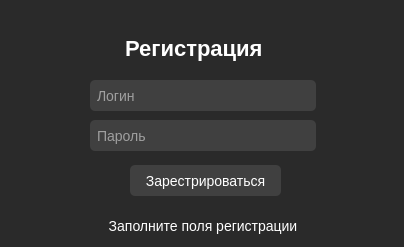
The window that window_register/window_registration.ui (b0shka/selling_apps) describes before a commit, drawn with Qt 5.
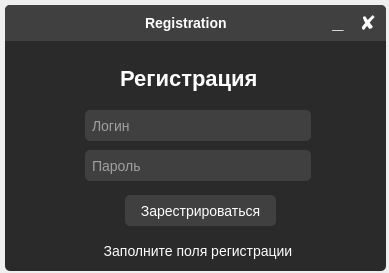
The same window after the commit.

```diff
--- a/window_register/window_registration.ui
+++ b/window_register/window_registration.ui
@@ -6,34 +6,211 @@
    <rect>
     <x>0</x>
     <y>0</y>
-    <width>404</width>
-    <height>247</height>
+    <width>389</width>
+    <height>273</height>
    </rect>
   </property>
   <property name="minimumSize">
    <size>
-    <width>404</width>
-    <height>247</height>
+    <width>381</width>
+    <height>266</height>
    </size>
   </property>
   <property name="maximumSize">
    <size>
-    <width>404</width>
-    <height>247</height>
+    <width>32423</width>
+    <height>234234</height>
    </size>
   </property>
   <property name="windowTitle">
    <string>Registration</string>
   </property>
   <property name="styleSheet">
-   <string notr="true">color: white;
-background-color: #2a2a2a;</string>
+   <string notr="true"/>
   </property>
+  <widget class="QFrame" name="frame">
+   <property name="geometry">
+    <rect>
+     <x>5</x>
+     <y>5</y>
+     <width>381</width>
+     <height>266</height>
+    </rect>
+   </property>
+   <property name="minimumSize">
+    <size>
+     <width>381</width>
+     <height>266</height>
+    </size>
+   </property>
+   <property name="maximumSize">
+    <size>
+     <width>381</width>
+     <height>266</height>
+    </size>
+   </property>
+   <property name="styleSheet">
+    <string notr="true">border: none;
+border-radius: 5px;
+background-color: #2a2a2a;
+color: white;</string>
+   </property>
+   <property name="frameShape">
+    <enum>QFrame::StyledPanel</enum>
+   </property>
+   <property name="frameShadow">
+    <enum>QFrame::Raised</enum>
+   </property>
+   <widget class="QFrame" name="frame_3">
+    <property name="geometry">
+     <rect>
+      <x>0</x>
+      <y>0</y>
+      <width>381</width>
+      <height>36</height>
+     </rect>
+    </property>
+    <property name="styleSheet">
+     <string notr="true">QFrame{
+	border-bottom-left-radius: 0px;
+	border-bottom-right-radius: 0px;
+	background-color: #404040;
+}</string>
+    </property>
+    <property name="frameShape">
+     <enum>QFrame::StyledPanel</enum>
+    </property>
+    <property name="frameShadow">
+     <enum>QFrame::Raised</enum>
+    </property>
+    <widget class="QPushButton" name="pushButton_8">
+     <property name="geometry">
+      <rect>
+       <x>350</x>
+       <y>5</y>
+       <width>26</width>
+       <height>26</height>
+      </rect>
+     </property>
+     <property name="font">
+      <font>
+       <pointsize>-1</pointsize>
+       <weight>75</weight>
+       <bold>true</bold>
+      </font>
+     </property>
+     <property name="styleSheet">
+      <string notr="true">QPushButton {
+	font-size: 20px;
+	height: 28px;
+	color: white;
+	background-color: #404040;
+	border-radius: 5px;
+}
+QPushButton::hover {
+	background-color: #ffb0be;
+	color: black;
+}</string>
+     </property>
+     <property name="text">
+      <string>✘</string>
+     </property>
+    </widget>
+    <widget class="QPushButton" name="pushButton_9">
+     <property name="geometry">
+      <rect>
+       <x>320</x>
+       <y>5</y>
+       <width>26</width>
+       <height>26</height>
+      </rect>
+     </property>
+     <property name="font">
+      <font>
+       <pointsize>-1</pointsize>
+       <weight>75</weight>
+       <bold>true</bold>
+      </font>
+     </property>
+     <property name="styleSheet">
+      <string notr="true">QPushButton {
+	padding-bottom: 4px;
+	font-size: 20px;
+	color: white;
+	background-color: #404040;
+	border-radius: 5px;
+}
+QPushButton::hover {
+	background-color: #2a2a2a;
+}</string>
+     </property>
+     <property name="text">
+      <string>_</string>
+     </property>
+    </widget>
+    <widget class="QLabel" name="label_9">
+     <property name="geometry">
+      <rect>
+       <x>140</x>
+       <y>10</y>
+       <width>101</width>
+       <height>16</height>
+      </rect>
+     </property>
+     <property name="font">
+      <font>
+       <pointsize>-1</pointsize>
+       <weight>75</weight>
+       <bold>true</bold>
+      </font>
+     </property>
+     <property name="styleSheet">
+      <string notr="true">font-size: 14px;
+color: white;</string>
+     </property>
+     <property name="text">
+      <string>Registration</string>
+     </property>
+    </widget>
+   </widget>
+   <widget class="QLabel" name="label_2">
+    <property name="geometry">
+     <rect>
+      <x>10</x>
+      <y>235</y>
+      <width>366</width>
+      <height>21</height>
+     </rect>
+    </property>
+    <property name="font">
+     <font>
+      <pointsize>-1</pointsize>
+      <weight>50</weight>
+      <italic>false</italic>
+      <bold>false</bold>
+      <underline>false</underline>
+      <strikeout>false</strikeout>
+      <kerning>true</kerning>
+     </font>
+    </property>
+    <property name="layoutDirection">
+     <enum>Qt::LeftToRight</enum>
+    </property>
+    <property name="styleSheet">
+     <string notr="true">font-size: 14px;</string>
+    </property>
+    <property name="text">
+     <string>Заполните поля регистрации</string>
+    </property>
+    <property name="alignment">
+     <set>Qt::AlignCenter</set>
+    </property>
+   </widget>
   <widget class="QPushButton" name="pushButton">
    <property name="geometry">
     <rect>
-     <x>130</x>
-     <y>165</y>
+      <x>120</x>
+      <y>190</y>
      <width>151</width>
      <height>31</height>
     </rect>
@@ -55,38 +232,11 @@
     <string>Зарестрироваться</string>
    </property>
   </widget>
-  <widget class="QLabel" name="label">
-   <property name="geometry">
-    <rect>
-     <x>125</x>
-     <y>35</y>
-     <width>161</width>
-     <height>26</height>
-    </rect>
-   </property>
-   <property name="font">
-    <font>
-     <pointsize>-1</pointsize>
-     <weight>75</weight>
-     <italic>false</italic>
-     <bold>true</bold>
-     <underline>false</underline>
-     <strikeout>false</strikeout>
-     <kerning>true</kerning>
-    </font>
-   </property>
-   <property name="styleSheet">
-    <string notr="true">font-size: 22px;</string>
-   </property>
-   <property name="text">
-    <string>Регистрация</string>
-   </property>
-  </widget>
   <widget class="QLineEdit" name="lineEdit">
    <property name="geometry">
     <rect>
-     <x>90</x>
-     <y>80</y>
+      <x>80</x>
+      <y>105</y>
      <width>226</width>
      <height>31</height>
     </rect>
@@ -109,11 +259,38 @@
     <bool>true</bool>
    </property>
   </widget>
+   <widget class="QLabel" name="label">
+    <property name="geometry">
+     <rect>
+      <x>115</x>
+      <y>60</y>
+      <width>161</width>
+      <height>26</height>
+     </rect>
+    </property>
+    <property name="font">
+     <font>
+      <pointsize>-1</pointsize>
+      <weight>75</weight>
+      <italic>false</italic>
+      <bold>true</bold>
+      <underline>false</underline>
+      <strikeout>false</strikeout>
+      <kerning>true</kerning>
+     </font>
+    </property>
+    <property name="styleSheet">
+     <string notr="true">font-size: 22px;</string>
+    </property>
+    <property name="text">
+     <string>Регистрация</string>
+    </property>
+   </widget>
   <widget class="QLineEdit" name="lineEdit_2">
    <property name="geometry">
     <rect>
-     <x>90</x>
-     <y>120</y>
+      <x>80</x>
+      <y>145</y>
      <width>226</width>
      <height>31</height>
     </rect>
@@ -136,38 +313,6 @@
     <bool>true</bool>
    </property>
   </widget>
-  <widget class="QLabel" name="label_2">
-   <property name="geometry">
-    <rect>
-     <x>20</x>
-     <y>215</y>
-     <width>366</width>
-     <height>21</height>
-    </rect>
-   </property>
-   <property name="font">
-    <font>
-     <pointsize>-1</pointsize>
-     <weight>50</weight>
-     <italic>false</italic>
-     <bold>false</bold>
-     <underline>false</underline>
-     <strikeout>false</strikeout>
-     <kerning>true</kerning>
-    </font>
-   </property>
-   <property name="layoutDirection">
-    <enum>Qt::LeftToRight</enum>
-   </property>
-   <property name="styleSheet">
-    <string notr="true">font-size: 14px;</string>
-   </property>
-   <property name="text">
-    <string>Заполните поля регистрации</string>
-   </property>
-   <property name="alignment">
-    <set>Qt::AlignCenter</set>
-   </property>
   </widget>
  </widget>
  <resources/>
```
Lines whose indentation alone changed are shown as unchanged.
